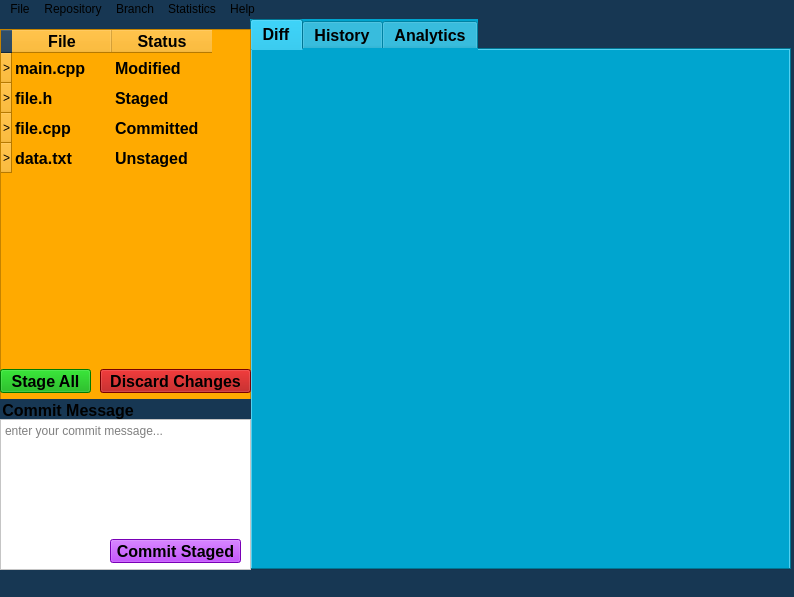
Old version of the form gui/MainWindow.ui in the repository Sam-Horner-42/CPPMiniVersionControl.
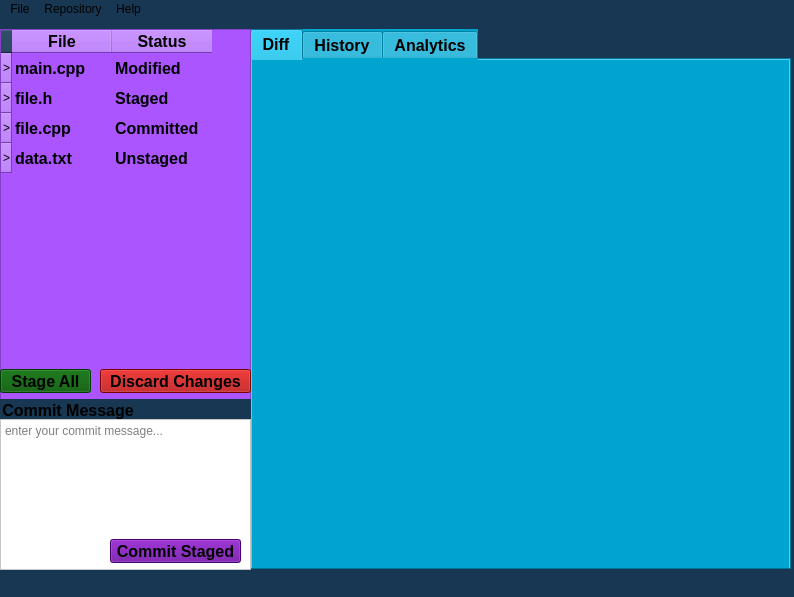
New version of the form. Icons and pictures are not drawn.

The edit to the form file:
```diff
--- a/gui/MainWindow.ui
+++ b/gui/MainWindow.ui
@@ -21,9 +21,9 @@
     <property name="geometry">
      <rect>
       <x>250</x>
-      <y>0</y>
+      <y>10</y>
       <width>541</width>
-      <height>551</height>
+      <height>541</height>
      </rect>
     </property>
     <property name="palette">
@@ -282,7 +282,7 @@
      </font>
     </property>
     <property name="styleSheet">
-     <string notr="true">background-color: rgb(255, 170, 0);</string>
+     <string notr="true">background-color: rgb(170, 85, 255);</string>
     </property>
     <property name="showGrid">
      <bool>false</bool>
@@ -320,9 +320,9 @@
      </property>
      <property name="background">
       <color>
-       <red>255</red>
-       <green>85</green>
-       <blue>0</blue>
+       <red>170</red>
+       <green>0</green>
+       <blue>255</blue>
       </color>
      </property>
     </column>
@@ -339,9 +339,9 @@
      </property>
      <property name="background">
       <color>
-       <red>255</red>
-       <green>85</green>
-       <blue>0</blue>
+       <red>170</red>
+       <green>0</green>
+       <blue>255</blue>
       </color>
      </property>
     </column>
@@ -422,7 +422,9 @@
       </rect>
      </property>
      <property name="styleSheet">
-      <string notr="true">background-color: rgb(255, 255, 255);</string>
+      <string notr="true">background-color: rgb(255, 255, 255);
+color: rgb(0, 0, 0);
+font: 700 9pt &quot;Arial&quot;;</string>
      </property>
      <property name="placeholderText">
       <string>enter your commit message...</string>
@@ -445,7 +447,7 @@
       </font>
      </property>
      <property name="styleSheet">
-      <string notr="true">background-color: rgb(170, 0, 255);</string>
+      <string notr="true">background-color: rgb(101, 0, 152);</string>
      </property>
      <property name="text">
       <string>Commit Staged</string>
@@ -492,7 +494,8 @@
      </font>
     </property>
     <property name="styleSheet">
-     <string notr="true">background-color: rgb(0, 170, 0);</string>
+     <string notr="true">
+background-color: rgb(0, 85, 0);</string>
     </property>
     <property name="text">
      <string>Stage All</string>
@@ -508,7 +511,7 @@
      <height>21</height>
     </rect>
    </property>
-   <widget class="QMenu" name="menuFile">
+   <widget class="QMenu" name="actionSettings_2">
     <property name="title">
      <string>File</string>
     </property>
@@ -530,28 +533,13 @@
     <addaction name="actionCompare_Files"/>
     <addaction name="actionRestore_to_Prior_Commit"/>
    </widget>
-   <widget class="QMenu" name="menuBranch">
-    <property name="title">
-     <string>Branch</string>
-    </property>
-    <addaction name="actionNew_Branch"/>
-    <addaction name="actionManage_Branches"/>
-   </widget>
-   <widget class="QMenu" name="menuStatistics">
-    <property name="title">
-     <string>Statistics</string>
-    </property>
-    <addaction name="actionView_Commit_History"/>
-   </widget>
    <widget class="QMenu" name="menuHelp">
     <property name="title">
      <string>Help</string>
     </property>
    </widget>
-   <addaction name="menuFile"/>
+   <addaction name="actionSettings_2"/>
    <addaction name="menuRepository"/>
-   <addaction name="menuBranch"/>
-   <addaction name="menuStatistics"/>
    <addaction name="menuHelp"/>
   </widget>
   <widget class="QStatusBar" name="statusbar"/>
```
Left out of the diff: 21 changed lines with no effect on the pictures.
